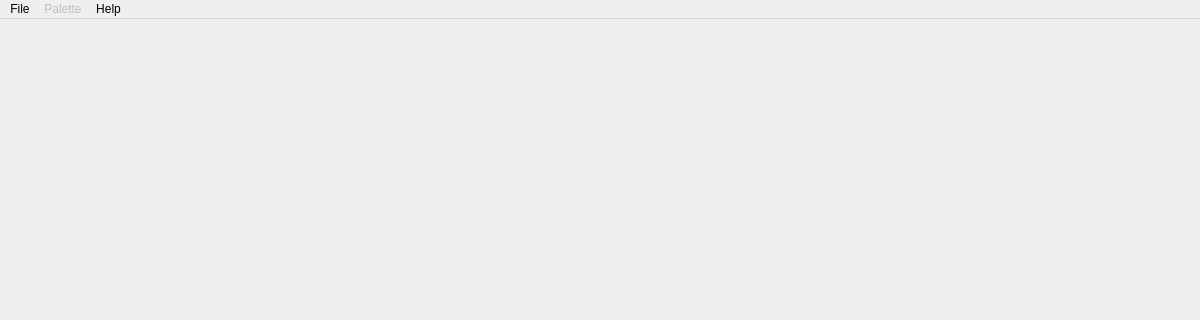
Old version of the form source/mainwindow.ui in the repository diasurgical/d1-graphics-tool; both pictures show x 0 to 1200 and y 0 to 320 of the 1200 by 750 pixel window.
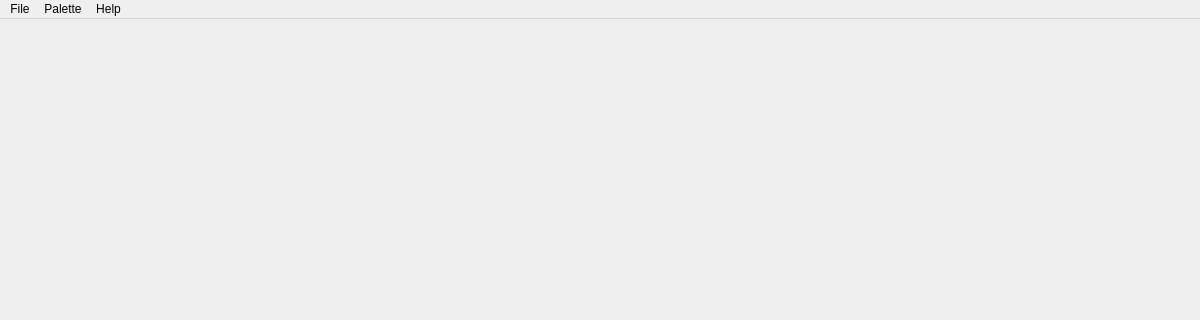
New version of the form.

Commit message: Add close palette code

The edit to the form file:
```diff
--- a/source/mainwindow.ui
+++ b/source/mainwindow.ui
@@ -128,7 +128,7 @@
      <x>0</x>
      <y>0</y>
      <width>1200</width>
-     <height>25</height>
+     <height>21</height>
     </rect>
    </property>
    <widget class="QMenu" name="menuFile">
@@ -152,7 +152,7 @@
    </widget>
    <widget class="QMenu" name="menuPalette">
     <property name="enabled">
-     <bool>false</bool>
+     <bool>true</bool>
     </property>
     <property name="title">
      <string>Palette</string>
```
Left out of the diff: 3 changed lines with no effect on the pictures. The commit also changes 2 other files.
